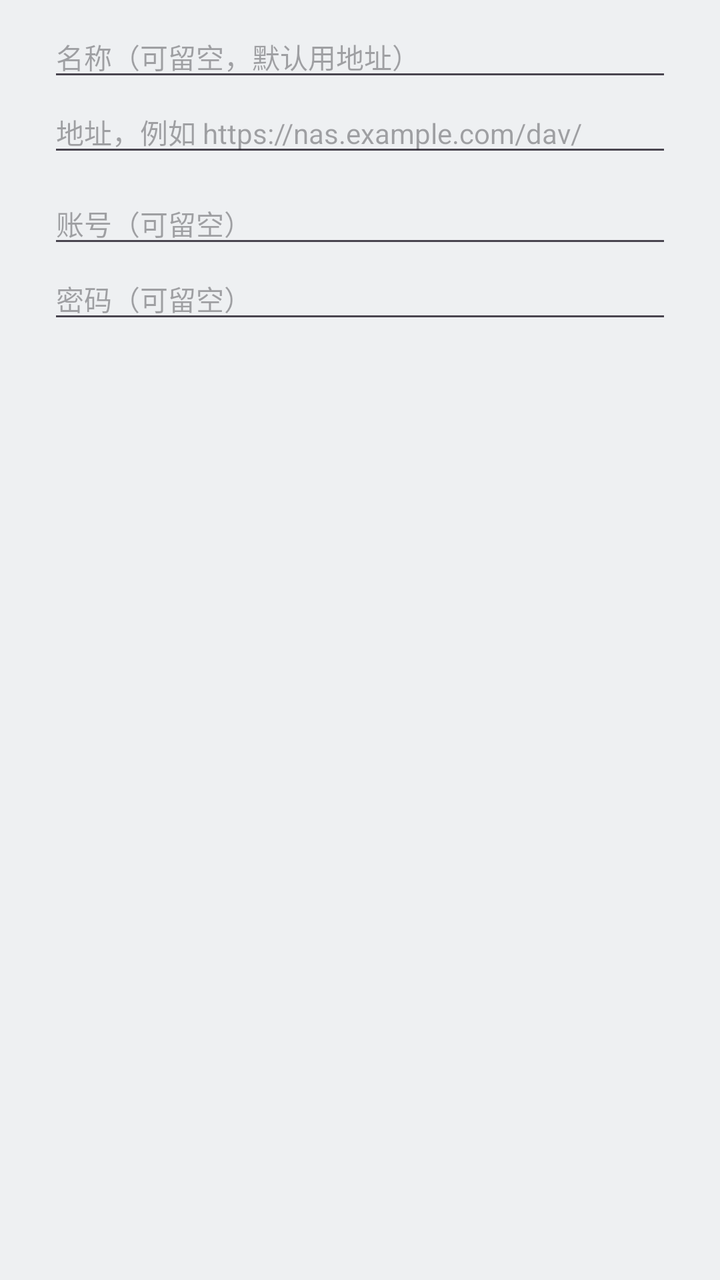
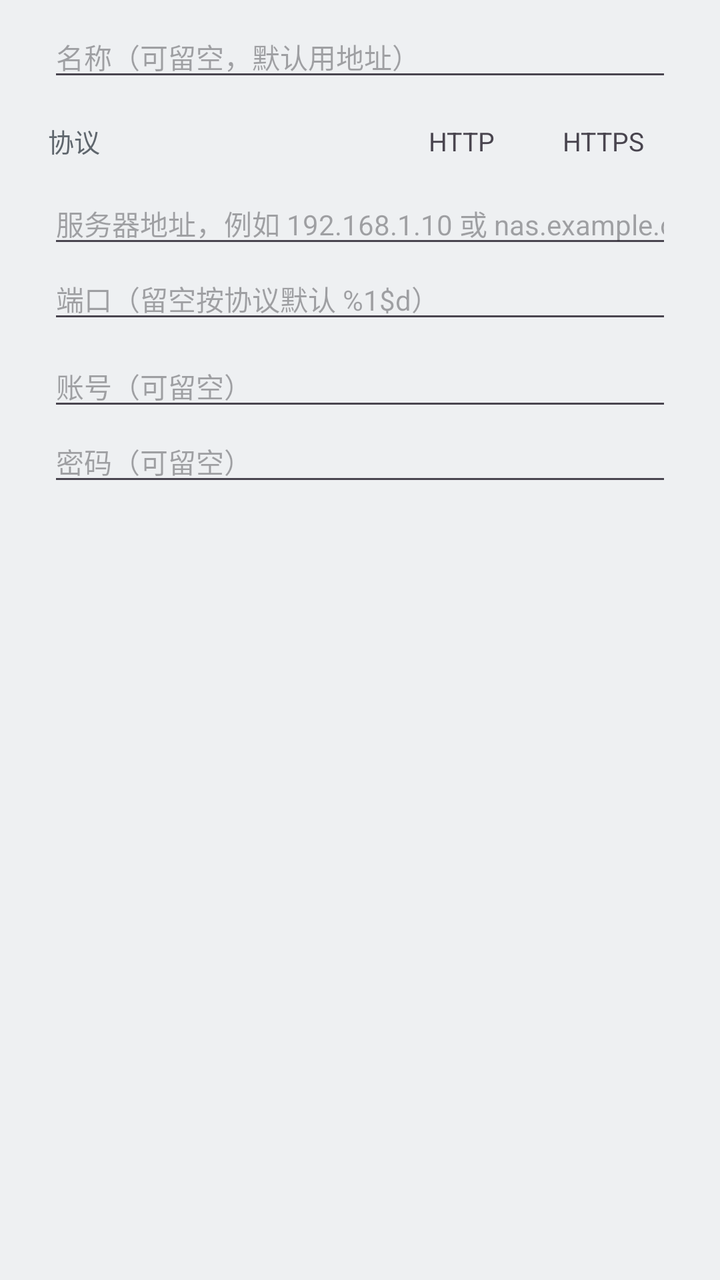

An Android layout rendered at two revisions. The XML below is the earlier revision; the diff shows what the commit changed to produce the second picture.
<!-- AndroidManifest.xml: application theme Theme.NasComic -->
<!-- res/layout/dialog_remote.xml -->
<?xml version="1.0" encoding="utf-8"?>
<LinearLayout xmlns:android="http://schemas.android.com/apk/res/android"
    android:layout_width="match_parent"
    android:layout_height="wrap_content"
    android:orientation="vertical"
    android:paddingHorizontal="24dp"
    android:paddingTop="8dp">

    <EditText
        android:id="@+id/remote_label"
        android:layout_width="match_parent"
        android:layout_height="wrap_content"
        android:hint="@string/source_label_hint"
        android:inputType="text"
        android:maxLines="1"
        android:textSize="14sp" />

    <EditText
        android:id="@+id/remote_endpoint"
        android:layout_width="match_parent"
        android:layout_height="wrap_content"
        android:hint="@string/remote_endpoint_hint"
        android:inputType="textUri"
        android:maxLines="1"
        android:textSize="14sp" />

    <EditText
        android:id="@+id/remote_account"
        android:layout_width="match_parent"
        android:layout_height="wrap_content"
        android:layout_marginTop="8dp"
        android:hint="@string/remote_account_hint"
        android:inputType="text"
        android:maxLines="1"
        android:textSize="14sp" />

    <EditText
        android:id="@+id/remote_password"
        android:layout_width="match_parent"
        android:layout_height="wrap_content"
        android:hint="@string/remote_password_hint"
        android:inputType="textPassword"
        android:maxLines="1"
        android:textSize="14sp" />

</LinearLayout>
<!-- resources referenced by this layout -->
<resources>
  <string name="remote_account_hint">账号（可留空）</string>
  <string name="remote_endpoint_hint">地址，例如 https://nas.example.com/dav/</string>
  <string name="remote_password_hint">密码（可留空）</string>
  <string name="source_label_hint">名称（可留空，默认用地址）</string>
  <style name="Theme.NasComic" parent="Theme.Material3.Light.NoActionBar">
          <item name="colorPrimary">@color/brand_indigo</item>
          <item name="colorOnPrimary">#FFFFFF</item>
          <item name="colorSurface">@color/shell_background</item>
          <item name="colorOnSurface">@color/shell_ink</item>
          <item name="android:windowBackground">@color/shell_background</item>
          <item name="android:statusBarColor">@color/shell_background</item>
          <item name="android:windowLightStatusBar">true</item>
      </style>
  <color name="brand_indigo">#2F5FD0</color>
  <color name="shell_background">#EEF0F2</color>
  <color name="shell_ink">#22262B</color>
</resources>

<!-- the commit's change to res/layout/dialog_remote.xml (unified diff, before → after) -->
@@ -1,46 +1,100 @@
 <?xml version="1.0" encoding="utf-8"?>
-<LinearLayout xmlns:android="http://schemas.android.com/apk/res/android"
+<ScrollView xmlns:android="http://schemas.android.com/apk/res/android"
     android:layout_width="match_parent"
-    android:layout_height="wrap_content"
-    android:orientation="vertical"
-    android:paddingHorizontal="24dp"
-    android:paddingTop="8dp">
+    android:layout_height="wrap_content">
 
-    <EditText
-        android:id="@+id/remote_label"
+    <LinearLayout
         android:layout_width="match_parent"
         android:layout_height="wrap_content"
-        android:hint="@string/source_label_hint"
-        android:inputType="text"
-        android:maxLines="1"
-        android:textSize="14sp" />
+        android:orientation="vertical"
+        android:paddingHorizontal="24dp"
+        android:paddingTop="8dp"
+        android:paddingBottom="4dp">
 
-    <EditText
-        android:id="@+id/remote_endpoint"
-        android:layout_width="match_parent"
-        android:layout_height="wrap_content"
-        android:hint="@string/remote_endpoint_hint"
-        android:inputType="textUri"
-        android:maxLines="1"
-        android:textSize="14sp" />
+        <EditText
+            android:id="@+id/remote_label"
+            android:layout_width="match_parent"
+            android:layout_height="wrap_content"
+            android:hint="@string/source_label_hint"
+            android:inputType="text"
+            android:maxLines="1"
+            android:textSize="14sp" />
 
-    <EditText
-        android:id="@+id/remote_account"
-        android:layout_width="match_parent"
-        android:layout_height="wrap_content"
-        android:layout_marginTop="8dp"
-        android:hint="@string/remote_account_hint"
-        android:inputType="text"
-        android:maxLines="1"
-        android:textSize="14sp" />
+        
+        <LinearLayout
+            android:id="@+id/scheme_row"
+            android:layout_width="match_parent"
+            android:layout_height="wrap_content"
+            android:layout_marginTop="10dp"
+            android:gravity="center_vertical"
+            android:orientation="horizontal">
 
-    <EditText
-        android:id="@+id/remote_password"
-        android:layout_width="match_parent"
-        android:layout_height="wrap_content"
-        android:hint="@string/remote_password_hint"
-        android:inputType="textPassword"
-        android:maxLines="1"
-        android:textSize="14sp" />
+            <TextView
+                android:layout_width="0dp"
+                android:layout_height="wrap_content"
+                android:layout_weight="1"
+                android:text="@string/remote_scheme"
+                android:textColor="@color/shell_ink_muted"
+                android:textSize="13sp" />
 
-</LinearLayout>
+            <TextView
+                android:id="@+id/scheme_http"
+                android:layout_width="wrap_content"
+                android:layout_height="wrap_content"
+                android:paddingHorizontal="14dp"
+                android:paddingVertical="6dp"
+                android:text="@string/remote_scheme_http"
+                android:textSize="13sp" />
+
+            <TextView
+                android:id="@+id/scheme_https"
+                android:layout_width="wrap_content"
+                android:layout_height="wrap_content"
+                android:layout_marginStart="6dp"
+                android:paddingHorizontal="14dp"
+                android:paddingVertical="6dp"
+                android:text="@string/remote_scheme_https"
+                android:textSize="13sp" />
+        </LinearLayout>
+
+        <EditText
+            android:id="@+id/remote_endpoint"
+            android:layout_width="match_parent"
+            android:layout_height="wrap_content"
+            android:layout_marginTop="6dp"
+            android:hint="@string/remote_host_hint"
+            android:inputType="textUri|textNoSuggestions"
+            android:maxLines="1"
+            android:textSize="14sp" />
+
+        <EditText
+            android:id="@+id/remote_port"
+            android:layout_width="match_parent"
+            android:layout_height="wrap_content"
+            android:hint="@string/remote_port_hint"
+            android:inputType="number"
+            android:maxLength="5"
+            android:maxLines="1"
+            android:textSize="14sp" />
+
+        <EditText
+            android:id="@+id/remote_account"
+            android:layout_width="match_parent"
+            android:layout_height="wrap_content"
+            android:layout_marginTop="6dp"
+            android:hint="@string/remote_account_hint"
+            android:inputType="text"
+            android:maxLines="1"
+            android:textSize="14sp" />
+
+        <EditText
+            android:id="@+id/remote_password"
+            android:layout_width="match_parent"
+            android:layout_height="wrap_content"
+            android:hint="@string/remote_password_hint"
+            android:inputType="textPassword"
+            android:maxLines="1"
+            android:textSize="14sp" />
+
+    </LinearLayout>
+</ScrollView>
<!-- resource entries referenced after the edit -->
@@ -1,8 +1,13 @@
 <!-- resources referenced by this layout -->
 <resources>
+  <color name="shell_ink_muted">#5F666D</color>
   <string name="remote_account_hint">账号（可留空）</string>
-  <string name="remote_endpoint_hint">地址，例如 https://nas.example.com/dav/</string>
+  <string name="remote_host_hint">服务器地址，例如 192.168.1.10 或 nas.example.com/dav</string>
   <string name="remote_password_hint">密码（可留空）</string>
+  <string name="remote_port_hint">端口（留空按协议默认 %1$d）</string>
+  <string name="remote_scheme">协议</string>
+  <string name="remote_scheme_http">HTTP</string>
+  <string name="remote_scheme_https">HTTPS</string>
   <string name="source_label_hint">名称（可留空，默认用地址）</string>
   <style name="Theme.NasComic" parent="Theme.Material3.Light.NoActionBar">
           <item name="colorPrimary">@color/brand_indigo</item>
